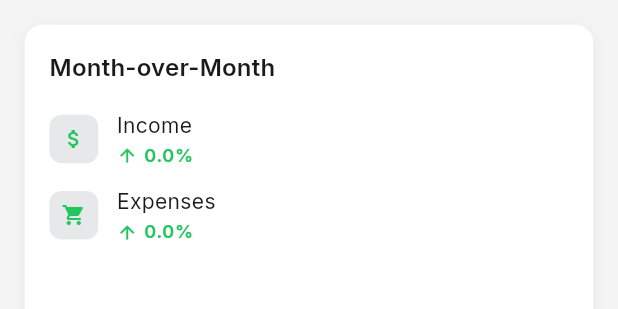
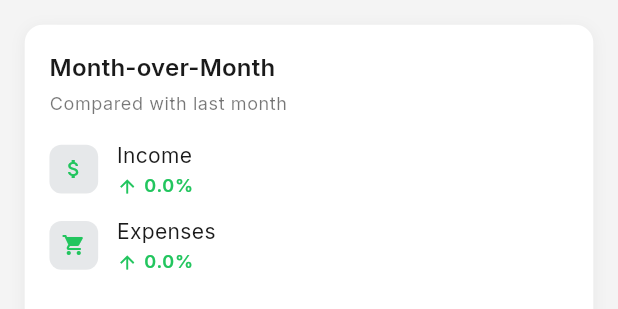
Before and after one commit to incorefinance/incore_finance_app, a Flutter app: the ComparisonMetricsCard widget shown alone on an empty page, opened directly with empty values, on a phone screen of 412 x 824 dp. Shown: the top 309 px of the screen. Run offline on Flutter 3.47's test engine with Material 3 defaults, Android fonts, the light colour scheme and no system bars; our stand-ins replace cached_network_image, connectivity_plus, currency_text_input_formatter, fl_chart, flutter_svg, google_fonts and 3 more; accounts and stored records are empty; network calls fail.

Commit message:
Polish Month over Month card and fix income/expense colour logic

```diff
--- a/lib/presentation/dashboard_home/widgets/comparison_metrics_card.dart
+++ b/lib/presentation/dashboard_home/widgets/comparison_metrics_card.dart
@@ -4,7 +4,7 @@ import 'package:sizer/sizer.dart';
 import '../../../core/app_export.dart';
 
 /// Month-over-month comparison metrics card
-/// Displays income and expenses comparison
+/// Displays income and expenses comparison against last month
 class ComparisonMetricsCard extends StatelessWidget {
   final double incomeChange;
   final double expenseChange;
@@ -46,19 +46,30 @@ class ComparisonMetricsCard extends StatelessWidget {
               fontWeight: FontWeight.w600,
             ),
           ),
+          SizedBox(height: 0.5.h),
+          Text(
+            'Compared with last month',
+            style: theme.textTheme.bodySmall?.copyWith(
+              color: colorScheme.onSurface.withValues(alpha: 0.6),
+            ),
+          ),
           SizedBox(height: 2.h),
           _buildMetricRow(
             context,
-            'Income',
-            incomeChange,
-            'attach_money',
+            label: 'Income',
+            change: incomeChange,
+            iconName: 'attach_money',
+            // For income, an increase is good
+            positiveIsGood: true,
           ),
           SizedBox(height: 1.5.h),
           _buildMetricRow(
             context,
-            'Expenses',
-            expenseChange,
-            'shopping_cart',
+            label: 'Expenses',
+            change: expenseChange,
+            iconName: 'shopping_cart',
+            // For expenses, a decrease is good
+            positiveIsGood: false,
           ),
         ],
       ),
@@ -66,14 +77,30 @@ class ComparisonMetricsCard extends StatelessWidget {
   }
 
   Widget _buildMetricRow(
-    BuildContext context,
-    String label,
-    double change,
-    String iconName,
-  ) {
+    BuildContext context, {
+    required String label,
+    required double change,
+    required String iconName,
+    required bool positiveIsGood,
+  }) {
     final theme = Theme.of(context);
     final colorScheme = theme.colorScheme;
-    final isPositive = change >= 0;
+
+    final bool isIncrease = change >= 0;
+
+    // For income: increase is good.
+    // For expenses: increase is bad, decrease is good.
+    bool isGood;
+    if (change == 0) {
+      isGood = true;
+    } else if (isIncrease) {
+      isGood = positiveIsGood;
+    } else {
+      isGood = !positiveIsGood;
+    }
+
+    final Color trendColor =
+        isGood ? AppTheme.successGreen : AppTheme.errorRed;
 
     return Row(
       children: [
@@ -85,7 +112,7 @@ class ComparisonMetricsCard extends StatelessWidget {
           ),
           child: CustomIconWidget(
             iconName: iconName,
-            color: isPositive ? AppTheme.successGreen : AppTheme.errorRed,
+            color: trendColor,
             size: 16,
           ),
         ),
@@ -104,18 +131,15 @@ class ComparisonMetricsCard extends StatelessWidget {
               Row(
                 children: [
                   Icon(
-                    isPositive ? Icons.arrow_upward : Icons.arrow_downward,
+                    isIncrease ? Icons.arrow_upward : Icons.arrow_downward,
                     size: 14,
-                    color:
-                        isPositive ? AppTheme.successGreen : AppTheme.errorRed,
+                    color: trendColor,
                   ),
                   SizedBox(width: 1.w),
                   Text(
                     '${change.abs().toStringAsFixed(1)}%',
                     style: theme.textTheme.labelMedium?.copyWith(
-                      color: isPositive
-                          ? AppTheme.successGreen
-                          : AppTheme.errorRed,
+                      color: trendColor,
                       fontWeight: FontWeight.w600,
                     ),
                   ),
```
